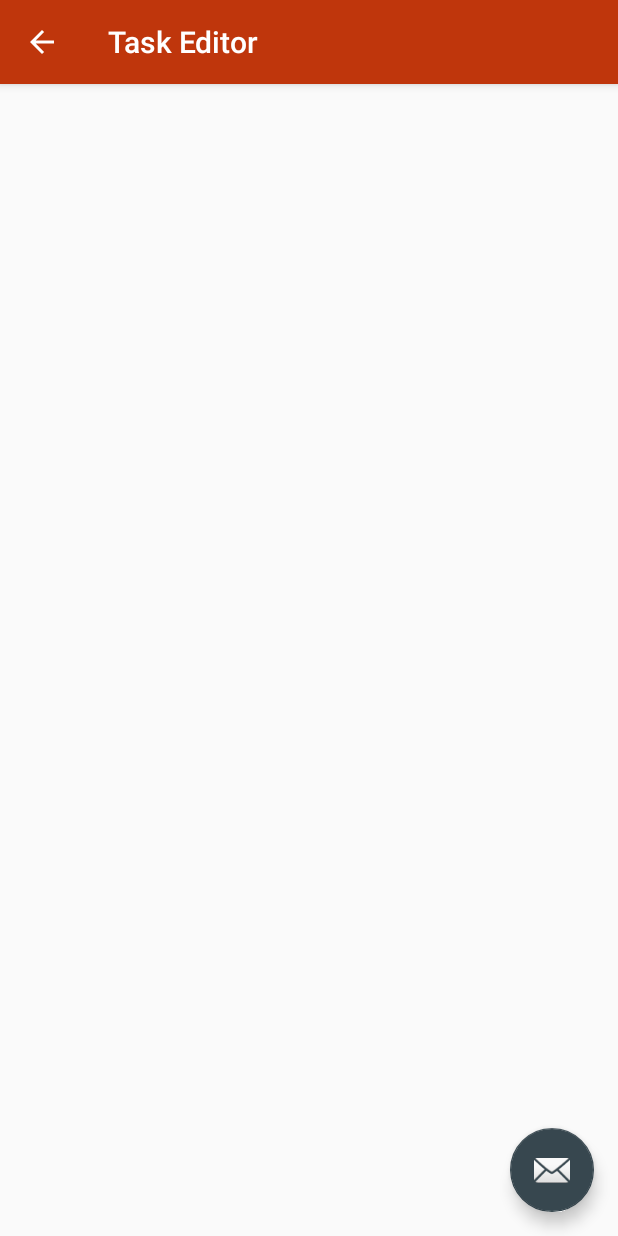
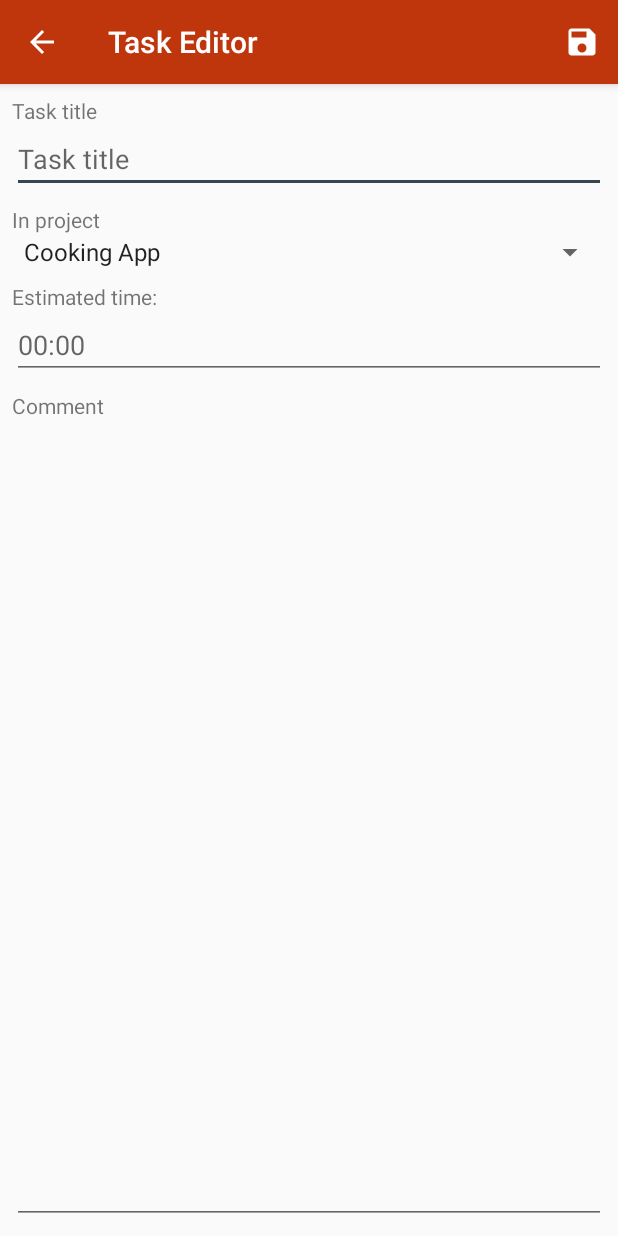
Before and after one commit to Yahhi/PlanChecker, an Android app: the AddTask screen opened directly, with no data from a screen before it, on a phone screen of 412 x 824 dp. Run offline under Robolectric (Android 15) with nearby library versions, the light colour scheme and no system bars.

Commit message:
Tasks can be added and edited

```diff
--- a/app/src/main/java/ru/na_uglu/planchecker/AddTask.java
+++ b/app/src/main/java/ru/na_uglu/planchecker/AddTask.java
@@ -1,13 +1,31 @@
 package ru.na_uglu.planchecker;
 
+import android.app.Activity;
+import android.content.Intent;
+import android.content.SharedPreferences;
 import android.os.Bundle;
 import android.support.design.widget.FloatingActionButton;
 import android.support.design.widget.Snackbar;
 import android.support.v7.app.AppCompatActivity;
 import android.support.v7.widget.Toolbar;
+import android.view.Menu;
+import android.view.MenuItem;
 import android.view.View;
+import android.widget.ArrayAdapter;
+import android.widget.SimpleAdapter;
+import android.widget.Spinner;
+import android.widget.TextView;
+import android.widget.TimePicker;
+
+import java.lang.reflect.Array;
+import java.util.Arrays;
 
 public class AddTask extends AppCompatActivity {
+    private int taskId;
+    private TextView taskTitle;
+    private Spinner projectSelection;
+    private TextView taskTime;
+    private TextView comment;
 
     @Override
     protected void onCreate(Bundle savedInstanceState) {
@@ -16,15 +34,67 @@ public class AddTask extends AppCompatActivity {
         Toolbar toolbar = (Toolbar) findViewById(R.id.toolbar);
         setSupportActionBar(toolbar);
 
-        FloatingActionButton fab = (FloatingActionButton) findViewById(R.id.fab);
-        fab.setOnClickListener(new View.OnClickListener() {
-            @Override
-            public void onClick(View view) {
-                Snackbar.make(view, "Replace with your own action", Snackbar.LENGTH_LONG)
-                        .setAction("Action", null).show();
-            }
-        });
         getSupportActionBar().setDisplayHomeAsUpEnabled(true);
+
+        LocalData data = new LocalData(this, false);
+        taskTitle = (TextView) findViewById(R.id.task_title_editable);
+        taskTime = (TextView) findViewById(R.id.task_time_editable);
+        comment = (TextView) findViewById(R.id.task_comment_editable);
+        projectSelection = (Spinner) findViewById(R.id.project_titles_selectable);
+        String[] projectTitles = data.getProjectTitles();
+        projectSelection.setAdapter(new ArrayAdapter<String>(this, android.R.layout.simple_spinner_item, projectTitles));
+
+        Intent comingData = getIntent();
+        taskId = comingData.getIntExtra("taskId", 0);
+        if (taskId != 0) {
+            Task task = data.getTask(taskId);
+            taskTitle.setText(task.title);
+            taskTime.setText(Task.formatTimeInHoursAndMinutes(task.plannedTime));
+            comment.setText(task.comment);
+            projectSelection.setSelection(Arrays.asList(projectTitles).indexOf(data.getProjectTitleForTask(taskId)));
+        }
+        data.closeDataConnection();
     }
 
+    @Override
+    public boolean onCreateOptionsMenu(Menu menu) {
+        getMenuInflater().inflate(R.menu.menu_save, menu);
+        return true;
+    }
+
+    @Override
+    public boolean onOptionsItemSelected(MenuItem item) {
+        int id = item.getItemId();
+        if (id == R.id.save_menuitem) {
+            LocalData data = new LocalData(this, true);
+            int projectId = data.getProjectIdFromTitle(projectSelection.getSelectedItem().toString());
+            data.saveTask(taskId, projectId,
+                    taskTitle.getText().toString(),
+                    taskTime.getText().toString(),
+                    comment.getText().toString());
+            data.closeDataConnection();
+
+            setResult(Activity.RESULT_OK);
+            finish();
+        }
+        return super.onOptionsItemSelected(item);
+    }
+
+    @Override
+    protected void onSaveInstanceState(Bundle outState) {
+        super.onSaveInstanceState(outState);
+
+        SharedPreferences preferences = getPreferences(MODE_PRIVATE);
+        SharedPreferences.Editor preferencesEditor = preferences.edit();
+        preferencesEditor.putInt("taskId", taskId);
+        preferencesEditor.apply();
+    }
+
+    @Override
+    protected void onRestoreInstanceState(Bundle savedInstanceState) {
+        super.onRestoreInstanceState(savedInstanceState);
+
+        SharedPreferences preferences = getPreferences(MODE_PRIVATE);
+        taskId = preferences.getInt("taskId", 0);
+    }
 }
--- a/app/src/main/java/ru/na_uglu/planchecker/Task.java
+++ b/app/src/main/java/ru/na_uglu/planchecker/Task.java
@@ -4,6 +4,7 @@ package ru.na_uglu.planchecker;
 class Task {
     int id;
     String title;
+    String comment;
     int plannedTime;
     int realTime;
     boolean done = false;
@@ -11,6 +12,7 @@ class Task {
     Task() {
         id = 0;
         title = "";
+        comment = "";
         plannedTime = 0;
         realTime = 0;
     }
@@ -33,9 +35,10 @@ class Task {
         return hoursString + ":" + minutesString;
     }
 
-    Task(int id, String title, int estimatedTime, int realTime, boolean done) {
+    Task(int id, String title, String comment, int estimatedTime, int realTime, boolean done) {
         this.id = id;
         this.title = title;
+        this.comment = comment;
         plannedTime = estimatedTime;
         this.realTime = realTime;
         this.done = done;
--- a/app/src/main/res/layout/activity_add_task.xml
+++ b/app/src/main/res/layout/activity_add_task.xml
@@ -22,12 +22,4 @@
 
     <include layout="@layout/content_add_task" />
 
-    <android.support.design.widget.FloatingActionButton
-        android:id="@+id/fab"
-        android:layout_width="wrap_content"
-        android:layout_height="wrap_content"
-        android:layout_gravity="bottom|end"
-        android:layout_margin="@dimen/fab_margin"
-        app:srcCompat="@android:drawable/ic_dialog_email" />
-
 </android.support.design.widget.CoordinatorLayout>
--- a/app/src/main/res/layout/activity_main.xml
+++ b/app/src/main/res/layout/activity_main.xml
@@ -28,10 +28,8 @@
         android:id="@+id/right_labels"
         android:layout_width="wrap_content"
         android:layout_height="wrap_content"
-        app:layout_anchor="@+id/include"
-        app:layout_anchorGravity="right|bottom"
-        android:layout_marginEnd="16dp"
-        android:layout_marginStart="16dp"
+        android:layout_gravity="bottom|end"
+        android:layout_margin="@dimen/fab_margin"
         app:fab_addButtonColorNormal="@color/colorSecondaryDark"
         app:fab_addButtonColorPressed="@color/colorPrimaryDark"
         app:fab_addButtonPlusIconColor="@color/white"
--- a/app/src/main/res/layout/content_add_task.xml
+++ b/app/src/main/res/layout/content_add_task.xml
@@ -8,4 +8,102 @@
     tools:context="ru.na_uglu.planchecker.AddTask"
     tools:showIn="@layout/activity_add_task">
 
+    <TextView
+        android:id="@+id/textView3"
+        android:layout_width="wrap_content"
+        android:layout_height="wrap_content"
+        android:text="@string/task_title"
+        app:layout_constraintTop_toTopOf="parent"
+        android:layout_marginTop="8dp"
+        android:layout_marginStart="8dp"
+        app:layout_constraintLeft_toLeftOf="parent" />
+
+    <EditText
+        android:id="@+id/task_title_editable"
+        android:layout_width="0dp"
+        android:layout_height="wrap_content"
+        android:layout_marginLeft="8dp"
+        android:layout_marginRight="8dp"
+        android:ems="10"
+        android:hint="@string/task_title"
+        android:inputType="text"
+        app:layout_constraintLeft_toLeftOf="parent"
+        app:layout_constraintRight_toRightOf="parent"
+        app:layout_constraintTop_toBottomOf="@+id/textView3"
+        app:layout_constraintHorizontal_bias="0.0"
+        android:layout_marginStart="8dp"
+        android:layout_marginEnd="8dp" />
+
+    <TextView
+        android:id="@+id/textView5"
+        android:layout_width="wrap_content"
+        android:layout_height="wrap_content"
+        android:layout_marginStart="8dp"
+        android:layout_marginTop="8dp"
+        android:text="@string/in_project"
+        app:layout_constraintLeft_toLeftOf="parent"
+        app:layout_constraintTop_toBottomOf="@+id/task_title_editable" />
+
+    <Spinner
+        android:id="@+id/project_titles_selectable"
+        android:layout_width="0dp"
+        android:layout_height="wrap_content"
+        android:layout_marginTop="0dp"
+        app:layout_constraintTop_toBottomOf="@+id/textView5"
+        android:layout_marginLeft="8dp"
+        app:layout_constraintLeft_toLeftOf="parent"
+        android:layout_marginRight="8dp"
+        app:layout_constraintRight_toRightOf="parent" />
+
+    <TextView
+        android:id="@+id/textView7"
+        android:layout_width="wrap_content"
+        android:layout_height="wrap_content"
+        android:layout_marginStart="8dp"
+        android:layout_marginTop="8dp"
+        android:text="@string/estimated_time"
+        app:layout_constraintLeft_toLeftOf="parent"
+        app:layout_constraintTop_toBottomOf="@+id/project_titles_selectable" />
+
+    <EditText
+        android:id="@+id/task_time_editable"
+        android:layout_width="0dp"
+        android:layout_height="wrap_content"
+        android:layout_marginLeft="8dp"
+        android:layout_marginRight="8dp"
+        android:layout_marginTop="0dp"
+        android:ems="10"
+        android:hint="@string/_00_00"
+        android:inputType="time"
+        app:layout_constraintLeft_toLeftOf="parent"
+        app:layout_constraintRight_toRightOf="parent"
+        app:layout_constraintTop_toBottomOf="@+id/textView7" />
+
+    <TextView
+        android:id="@+id/textView9"
+        android:layout_width="wrap_content"
+        android:layout_height="wrap_content"
+        android:layout_marginStart="8dp"
+        android:layout_marginTop="8dp"
+        android:text="@string/comment"
+        android:labelFor="@+id/task_comment_editable"
+        app:layout_constraintLeft_toLeftOf="parent"
+        app:layout_constraintTop_toBottomOf="@+id/task_time_editable" />
+
+    <EditText
+        android:id="@+id/task_comment_editable"
+        android:gravity="top"
+        android:layout_width="0dp"
+        android:layout_height="0dp"
+        android:layout_marginBottom="8dp"
+        android:layout_marginLeft="8dp"
+        android:layout_marginRight="8dp"
+        android:layout_marginTop="0dp"
+        android:ems="10"
+        android:inputType="text"
+        app:layout_constraintBottom_toBottomOf="parent"
+        app:layout_constraintLeft_toLeftOf="parent"
+        app:layout_constraintRight_toRightOf="parent"
+        app:layout_constraintTop_toBottomOf="@+id/textView9" />
+
 </android.support.constraint.ConstraintLayout>
--- a/app/src/main/res/menu/menu_project.xml
+++ b/app/src/main/res/menu/menu_save.xml
@@ -3,7 +3,7 @@
     xmlns:android="http://schemas.android.com/apk/res/android">
 
     <item
-        android:id="@+id/save_project_menuitem"
+        android:id="@+id/save_menuitem"
         android:icon="@drawable/ic_save_white_24dp"
         android:title="@string/save_project"
         app:showAsAction="always" />
--- a/app/src/main/res/values/strings.xml
+++ b/app/src/main/res/values/strings.xml
@@ -21,4 +21,5 @@
     <string name="back_on_timer_activity">The task is still in progress. Do you want to stop working on this task?</string>
     <string name="yes">Yes</string>
     <string name="no">No</string>
+    <string name="in_project">In project</string>
 </resources>
```
Also changed, not shown: app/src/main/java/ru/na_uglu/planchecker/AddProject.java (+5 -3 lines), app/src/main/java/ru/na_uglu/planchecker/LocalData.java (+56 -1 lines), app/src/main/java/ru/na_uglu/planchecker/MainActivity.java (+8 -2 lines).
